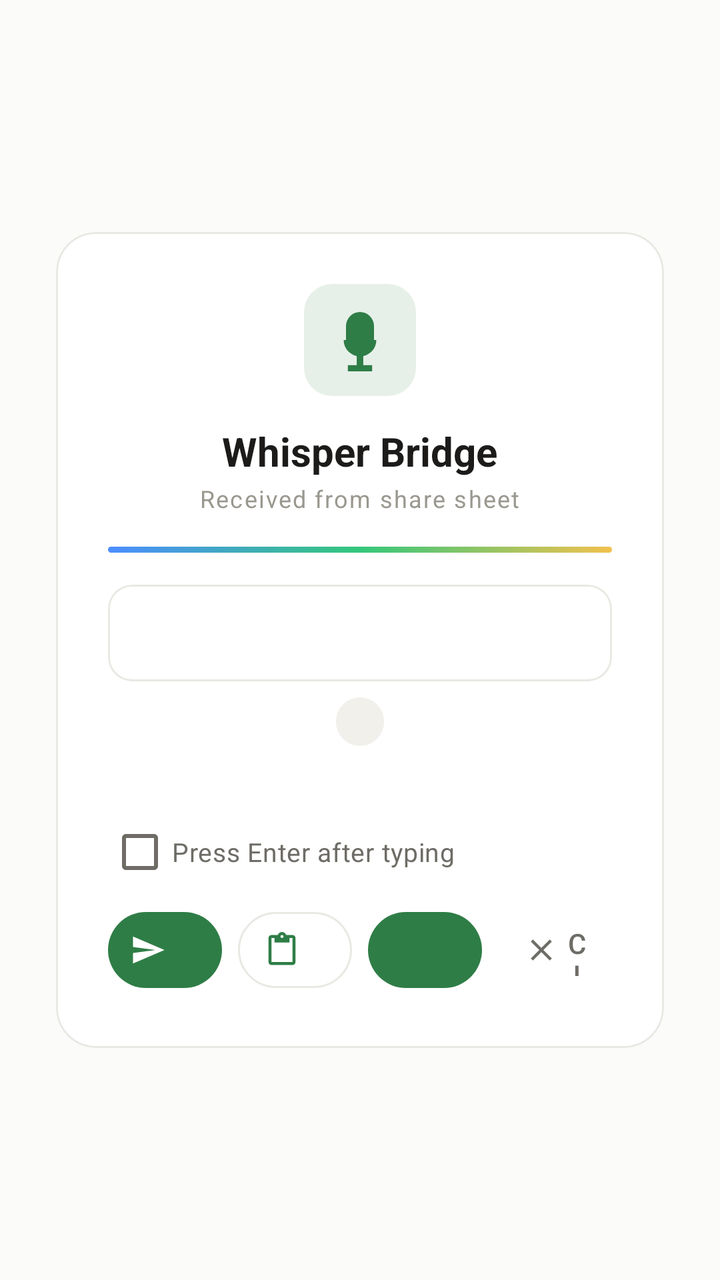
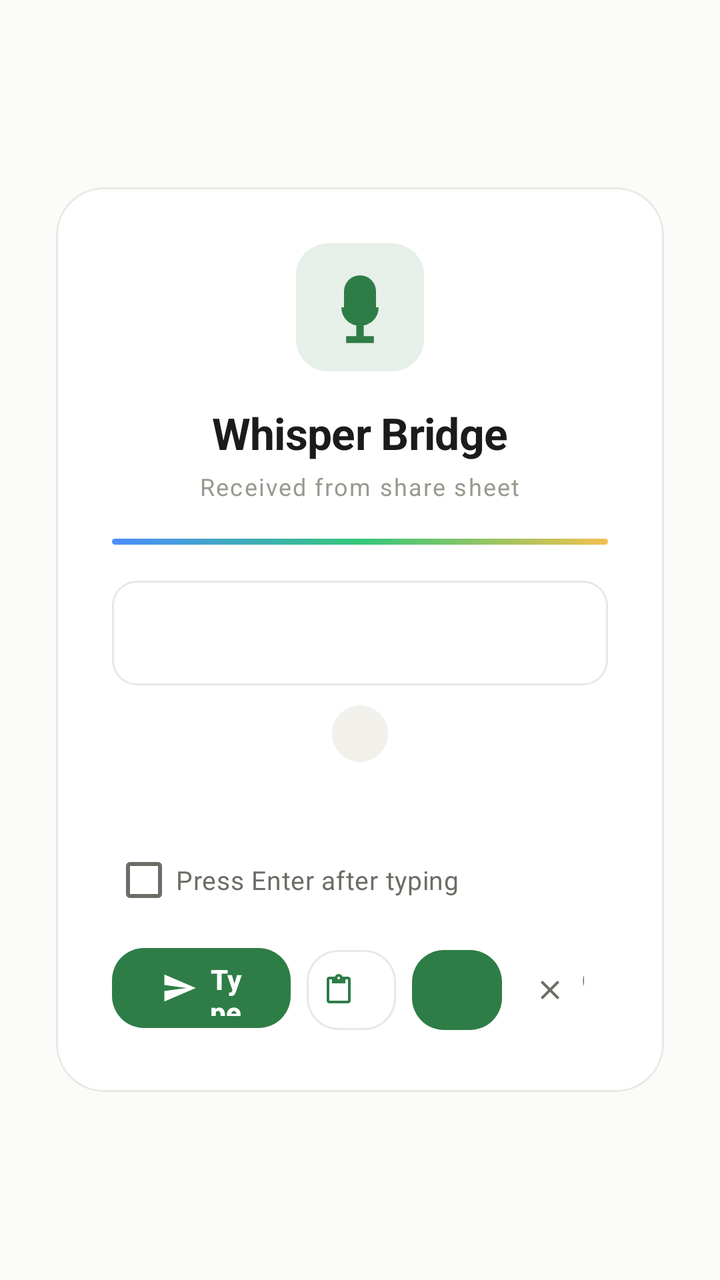

The first picture is an Android layout as it rendered before a commit; the second is the same layout after the commit. The layout source and the unified diff follow.
<!-- AndroidManifest.xml: activity theme Theme.WhisperBridge -->
<!-- res/layout/activity_share_receiver.xml -->
<?xml version="1.0" encoding="utf-8"?>
<LinearLayout xmlns:android="http://schemas.android.com/apk/res/android"
    xmlns:app="http://schemas.android.com/apk/res-auto"
    android:layout_width="match_parent"
    android:layout_height="match_parent"
    android:background="@color/bg"
    android:gravity="center"
    android:orientation="vertical"
    android:padding="28dp">

    <com.google.android.material.card.MaterialCardView
        android:layout_width="match_parent"
        android:layout_height="wrap_content"
        app:cardBackgroundColor="@color/card_bg"
        app:cardCornerRadius="20dp"
        app:cardElevation="0dp"
        app:strokeColor="@color/border"
        app:strokeWidth="1dp">

        <LinearLayout
            android:layout_width="match_parent"
            android:layout_height="wrap_content"
            android:gravity="center_horizontal"
            android:orientation="vertical"
            android:padding="26dp">

            <ImageView
                android:layout_width="56dp"
                android:layout_height="56dp"
                android:src="@drawable/brand_mark" />

            <TextView
                android:layout_width="wrap_content"
                android:layout_height="wrap_content"
                android:layout_marginTop="14dp"
                android:text="Whisper Bridge"
                android:textColor="@color/text_primary"
                android:textSize="20sp"
                android:textStyle="bold" />

            <TextView
                android:layout_width="wrap_content"
                android:layout_height="wrap_content"
                android:layout_marginTop="2dp"
                android:letterSpacing="0.06"
                android:text="Received from share sheet"
                android:textColor="@color/text_tertiary"
                android:textSize="12sp" />

            <View
                android:layout_width="match_parent"
                android:layout_height="3dp"
                android:layout_marginTop="16dp"
                android:background="@drawable/gradient_accent" />

            <com.google.android.material.card.MaterialCardView
                android:layout_width="match_parent"
                android:layout_height="wrap_content"
                android:layout_marginTop="16dp"
                app:cardBackgroundColor="@color/card_bg"
                app:cardCornerRadius="12dp"
                app:cardElevation="0dp"
                app:strokeColor="@color/border"
                app:strokeWidth="1dp">

                <TextView
                    android:id="@+id/tvPreview"
                    android:layout_width="match_parent"
                    android:layout_height="wrap_content"
                    android:maxLines="6"
                    android:padding="14dp"
                    android:scrollbars="vertical"
                    android:textColor="@color/text_primary"
                    android:textSize="15sp" />
            </com.google.android.material.card.MaterialCardView>

            <TextView
                android:id="@+id/tvCharCount"
                android:layout_width="wrap_content"
                android:layout_height="wrap_content"
                android:layout_marginTop="8dp"
                android:background="@drawable/bg_chip"
                android:paddingHorizontal="12dp"
                android:paddingVertical="4dp"
                android:textColor="@color/text_secondary"
                android:textSize="12sp" />

            <ProgressBar
                android:id="@+id/progress"
                style="?android:attr/progressBarStyleSmall"
                android:layout_width="24dp"
                android:layout_height="24dp"
                android:layout_marginTop="14dp"
                android:indeterminateTint="@color/accent"
                android:visibility="gone" />

            <TextView
                android:id="@+id/tvStatus"
                android:layout_width="wrap_content"
                android:layout_height="wrap_content"
                android:layout_marginTop="8dp"
                android:textColor="@color/text_secondary"
                android:textSize="14sp" />

            <CheckBox
                android:id="@+id/cbEnterAfter"
                android:layout_width="match_parent"
                android:layout_height="wrap_content"
                android:layout_marginTop="8dp"
                android:text="Press Enter after typing"
                android:textColor="@color/text_secondary"
                android:textSize="13sp"
                android:buttonTint="@color/accent"
                android:minHeight="36dp" />

            <LinearLayout
                android:layout_width="match_parent"
                android:layout_height="wrap_content"
                android:layout_marginTop="8dp"
                android:orientation="horizontal">

                <com.google.android.material.button.MaterialButton
                    android:id="@+id/btnSend"
                    android:layout_width="0dp"
                    android:layout_height="46dp"
                    android:layout_weight="1"
                    android:text="Type"
                    android:textSize="14sp"
                    app:backgroundTint="@color/accent"
                    app:cornerRadius="999dp"
                    app:icon="@drawable/ic_send"
                    app:iconGravity="textStart"
                    app:iconTint="@android:color/white"
                    app:shapeAppearanceOverlay="@style/ShapeKomodosPill" />

                <com.google.android.material.button.MaterialButton
                    android:id="@+id/btnClipboard"
                    style="@style/Widget.Material3.Button.OutlinedButton"
                    android:layout_width="0dp"
                    android:layout_height="46dp"
                    android:layout_marginStart="8dp"
                    android:layout_weight="1"
                    android:text="Copy"
                    android:textColor="@color/text_primary"
                    android:textSize="14sp"
                    app:cornerRadius="999dp"
                    app:icon="@drawable/ic_clipboard"
                    app:iconGravity="textStart"
                    app:iconTint="@color/accent"
                    app:shapeAppearanceOverlay="@style/ShapeKomodosPill"
                    app:strokeColor="@color/border" />

                <com.google.android.material.button.MaterialButton
                    android:id="@+id/btnEnter"
                    android:layout_width="0dp"
                    android:layout_height="46dp"
                    android:layout_marginStart="8dp"
                    android:layout_weight="1"
                    android:text="Enter"
                    android:textColor="@color/accent"
                    android:textSize="14sp"
                    app:cornerRadius="999dp"
                    app:icon="@drawable/ic_check"
                    app:iconGravity="textStart"
                    app:iconTint="@color/accent"
                    app:shapeAppearanceOverlay="@style/ShapeKomodosPill"
                    app:strokeColor="@color/accent" />

                <com.google.android.material.button.MaterialButton
                    android:id="@+id/btnDismiss"
                    style="@style/Widget.Material3.Button.TextButton"
                    android:layout_width="0dp"
                    android:layout_height="46dp"
                    android:layout_marginStart="8dp"
                    android:layout_weight="1"
                    android:text="Close"
                    android:textColor="@color/text_secondary"
                    android:textSize="14sp"
                    app:cornerRadius="999dp"
                    app:icon="@drawable/ic_close"
                    app:iconGravity="textStart"
                    app:iconTint="@color/text_secondary"
                    app:shapeAppearanceOverlay="@style/ShapeKomodosPill" />
            </LinearLayout>
        </LinearLayout>
    </com.google.android.material.card.MaterialCardView>
</LinearLayout>
<!-- resources referenced by this layout -->
<resources>
  <color name="accent">#2E7D46</color>
  <color name="bg">#FBFBF9</color>
  <color name="border">#E9E8E3</color>
  <color name="card_bg">#FFFFFF</color>
  <color name="text_primary">#1C1B19</color>
  <color name="text_secondary">#6E6C66</color>
  <color name="text_tertiary">#9A988F</color>
  <!-- drawable bg_chip (drawable) -->
  <?xml version="1.0" encoding="utf-8"?>
  <shape xmlns:android="http://schemas.android.com/apk/res/android"
      android:shape="rectangle">
      <corners android:radius="999dp" />
      <solid android:color="@color/chip_bg" />
  </shape>
  <!-- drawable gradient_accent (drawable) -->
  <?xml version="1.0" encoding="utf-8"?>
  <shape xmlns:android="http://schemas.android.com/apk/res/android"
      android:shape="rectangle">
      <corners android:radius="2dp" />
      <gradient
          android:type="linear"
          android:angle="0"
          android:startColor="@color/grad_blue"
          android:centerColor="@color/grad_green"
          android:endColor="@color/grad_amber" />
  </shape>
  <!-- drawable ic_check (drawable) -->
  <?xml version="1.0" encoding="utf-8"?>
  <vector xmlns:android="http://schemas.android.com/apk/res/android"
      android:width="24dp" android:height="24dp"
      android:viewportWidth="24" android:viewportHeight="24">
      <path android:fillColor="@color/text_secondary"
          android:pathData="M9,16.17 L4.83,12 l-1.42,1.41 L9,19 L21,7 l-1.41,-1.41 z" />
  </vector>
  <!-- drawable ic_clipboard (drawable) -->
  <?xml version="1.0" encoding="utf-8"?>
  <vector xmlns:android="http://schemas.android.com/apk/res/android"
      android:width="24dp" android:height="24dp"
      android:viewportWidth="24" android:viewportHeight="24">
      <path android:fillColor="@color/text_secondary"
          android:pathData="M19,2 h-4.18 C14.4,0.84 13.3,0 12,0 c-1.3,0 -2.4,0.84 -2.82,2 H5 c-1.1,0 -2,0.9 -2,2 v16 c0,1.1 0.9,2 2,2 h14 c1.1,0 2,-0.9 2,-2 V4 c0,-1.1 -0.9,-2 -2,-2 z m-7,0 c0.55,0 1,0.45 1,1 s-0.45,1 -1,1 s-1,-0.45 -1,-1 s0.45,-1 1,-1 z m7,18 H5 V4 h2 v3 h10 V4 h2 v16 z" />
  </vector>
  <!-- drawable ic_close (drawable) -->
  <?xml version="1.0" encoding="utf-8"?>
  <vector xmlns:android="http://schemas.android.com/apk/res/android"
      android:width="24dp" android:height="24dp"
      android:viewportWidth="24" android:viewportHeight="24">
      <path android:fillColor="@color/text_secondary"
          android:pathData="M19,6.41 L17.59,5 L12,10.59 L6.41,5 L5,6.41 L10.59,12 L5,17.59 L6.41,19 L12,13.41 L17.59,19 L19,17.59 L13.41,12 z" />
  </vector>
  <!-- drawable ic_send (drawable) -->
  <?xml version="1.0" encoding="utf-8"?>
  <vector xmlns:android="http://schemas.android.com/apk/res/android"
      android:width="24dp" android:height="24dp"
      android:viewportWidth="24" android:viewportHeight="24">
      <path android:fillColor="@color/text_secondary"
          android:pathData="M2.01,21 L23,12 L2.01,3 L2,10 l15,2 -15,2 z" />
  </vector>
  <style name="ShapeKomodosPill">
          <item name="cornerFamily">rounded</item>
          <item name="cornerSize">50%</item>
      </style>
  <color name="chip_bg">#F1F0EB</color>
  <color name="green_soft">#E6F0E8</color>
  <color name="grad_blue">#4C8DFF</color>
  <color name="grad_green">#34C77B</color>
  <color name="grad_amber">#F2C14E</color>
  <color name="on_neutral">#FFFFFF</color>
  <color name="green_text">#2E7D46</color>
  <color name="surface">#F6F6F3</color>
  <!-- unchanged entries left out for length: 2 -->
</resources>

<!-- the commit's change to res/layout/activity_share_receiver.xml (unified diff, before → after) -->
@@ -12,7 +12,7 @@
         android:layout_width="match_parent"
         android:layout_height="wrap_content"
         app:cardBackgroundColor="@color/card_bg"
-        app:cardCornerRadius="20dp"
+        app:cardCornerRadius="24dp"
         app:cardElevation="0dp"
         app:strokeColor="@color/border"
         app:strokeWidth="1dp">
@@ -22,26 +22,28 @@
             android:layout_height="wrap_content"
             android:gravity="center_horizontal"
             android:orientation="vertical"
-            android:padding="26dp">
+            android:padding="28dp">
 
             <ImageView
-                android:layout_width="56dp"
-                android:layout_height="56dp"
-                android:src="@drawable/brand_mark" />
+                android:layout_width="64dp"
+                android:layout_height="64dp"
+                android:src="@drawable/brand_mark"
+                android:contentDescription="Whisper Bridge" />
 
             <TextView
                 android:layout_width="wrap_content"
                 android:layout_height="wrap_content"
-                android:layout_marginTop="14dp"
+                android:layout_marginTop="16dp"
                 android:text="Whisper Bridge"
                 android:textColor="@color/text_primary"
-                android:textSize="20sp"
-                android:textStyle="bold" />
+                android:textSize="22sp"
+                android:textStyle="bold"
+                android:letterSpacing="-0.01" />
 
             <TextView
                 android:layout_width="wrap_content"
                 android:layout_height="wrap_content"
-                android:layout_marginTop="2dp"
+                android:layout_marginTop="4dp"
                 android:letterSpacing="0.06"
                 android:text="Received from share sheet"
                 android:textColor="@color/text_tertiary"
@@ -50,47 +52,44 @@
             <View
                 android:layout_width="match_parent"
                 android:layout_height="3dp"
-                android:layout_marginTop="16dp"
+                android:layout_marginTop="18dp"
                 android:background="@drawable/gradient_accent" />
 
-            <com.google.android.material.card.MaterialCardView
+            <FrameLayout
                 android:layout_width="match_parent"
                 android:layout_height="wrap_content"
-                android:layout_marginTop="16dp"
-                app:cardBackgroundColor="@color/card_bg"
-                app:cardCornerRadius="12dp"
-                app:cardElevation="0dp"
-                app:strokeColor="@color/border"
-                app:strokeWidth="1dp">
+                android:layout_marginTop="18dp"
+                android:background="@drawable/bg_field_round"
+                android:padding="16dp">
 
                 <TextView
                     android:id="@+id/tvPreview"
                     android:layout_width="match_parent"
                     android:layout_height="wrap_content"
-                    android:maxLines="6"
-                    android:padding="14dp"
-                    android:scrollbars="vertical"
+                    android:maxLines="8"
                     android:textColor="@color/text_primary"
-                    android:textSize="15sp" />
-            </com.google.android.material.card.MaterialCardView>
+                    android:textSize="15sp"
+                    android:lineSpacingExtra="3dp" />
+            </FrameLayout>
 
             <TextView
                 android:id="@+id/tvCharCount"
                 android:layout_width="wrap_content"
                 android:layout_height="wrap_content"
-                android:layout_marginTop="8dp"
+                android:layout_marginTop="10dp"
                 android:background="@drawable/bg_chip"
-                android:paddingHorizontal="12dp"
-                android:paddingVertical="4dp"
+                android:paddingHorizontal="14dp"
+                android:paddingVertical="6dp"
                 android:textColor="@color/text_secondary"
-                android:textSize="12sp" />
+                android:textSize="12sp"
+                android:textStyle="bold" />
 
             <ProgressBar
                 android:id="@+id/progress"
                 style="?android:attr/progressBarStyleSmall"
                 android:layout_width="24dp"
                 android:layout_height="24dp"
-                android:layout_marginTop="14dp"
+                android:layout_marginTop="16dp"
                 android:indeterminateTint="@color/accent"
                 android:visibility="gone" />
 
@@ -98,7 +97,7 @@
                 android:id="@+id/tvStatus"
                 android:layout_width="wrap_content"
                 android:layout_height="wrap_content"
-                android:layout_marginTop="8dp"
+                android:layout_marginTop="10dp"
                 android:textColor="@color/text_secondary"
                 android:textSize="14sp" />
 
@@ -106,81 +105,93 @@
                 android:id="@+id/cbEnterAfter"
                 android:layout_width="match_parent"
                 android:layout_height="wrap_content"
-                android:layout_marginTop="8dp"
+                android:layout_marginTop="10dp"
                 android:text="Press Enter after typing"
                 android:textColor="@color/text_secondary"
                 android:textSize="13sp"
                 android:buttonTint="@color/accent"
-                android:minHeight="36dp" />
+                android:minHeight="40dp" />
 
             <LinearLayout
                 android:layout_width="match_parent"
                 android:layout_height="wrap_content"
-                android:layout_marginTop="8dp"
+                android:layout_marginTop="10dp"
                 android:orientation="horizontal">
 
                 <com.google.android.material.button.MaterialButton
                     android:id="@+id/btnSend"
                     android:layout_width="0dp"
-                    android:layout_height="46dp"
-                    android:layout_weight="1"
+                    android:layout_height="48dp"
+                    android:layout_weight="2"
                     android:text="Type"
                     android:textSize="14sp"
+                    android:textStyle="bold"
                     app:backgroundTint="@color/accent"
-                    app:cornerRadius="999dp"
+                    app:cornerRadius="16dp"
                     app:icon="@drawable/ic_send"
                     app:iconGravity="textStart"
+                    app:iconSize="18dp"
+                    app:iconPadding="6dp"
                     app:iconTint="@android:color/white"
-                    app:shapeAppearanceOverlay="@style/ShapeKomodosPill" />
+                    app:shapeAppearanceOverlay="@style/ShapeAppearance.Material3.Corner.Medium" />
 
                 <com.google.android.material.button.MaterialButton
                     android:id="@+id/btnClipboard"
                     style="@style/Widget.Material3.Button.OutlinedButton"
                     android:layout_width="0dp"
-                    android:layout_height="46dp"
+                    android:layout_height="48dp"
                     android:layout_marginStart="8dp"
                     android:layout_weight="1"
                     android:text="Copy"
                     android:textColor="@color/text_primary"
-                    android:textSize="14sp"
-                    app:cornerRadius="999dp"
+                    android:textSize="13sp"
+                    android:textStyle="bold"
+                    app:cornerRadius="16dp"
                     app:icon="@drawable/ic_clipboard"
                     app:iconGravity="textStart"
+                    app:iconSize="16dp"
+                    app:iconPadding="4dp"
                     app:iconTint="@color/accent"
-                    app:shapeAppearanceOverlay="@style/ShapeKomodosPill"
+                    app:shapeAppearanceOverlay="@style/ShapeAppearance.Material3.Corner.Medium"
                     app:strokeColor="@color/border" />
 
                 <com.google.android.material.button.MaterialButton
                     android:id="@+id/btnEnter"
                     android:layout_width="0dp"
-                    android:layout_height="46dp"
+                    android:layout_height="48dp"
                     android:layout_marginStart="8dp"
                     android:layout_weight="1"
                     android:text="Enter"
                     android:textColor="@color/accent"
-                    android:textSize="14sp"
-                    app:cornerRadius="999dp"
-                    app:icon="@drawable/ic_check"
+                    android:textSize="13sp"
+                    android:textStyle="bold"
+                    app:cornerRadius="16dp"
+                    app:icon="@drawable/ic_enter"
                     app:iconGravity="textStart"
+                    app:iconSize="16dp"
+                    app:iconPadding="4dp"
                     app:iconTint="@color/accent"
-                    app:shapeAppearanceOverlay="@style/ShapeKomodosPill"
+                    app:shapeAppearanceOverlay="@style/ShapeAppearance.Material3.Corner.Medium"
                     app:strokeColor="@color/accent" />
 
                 <com.google.android.material.button.MaterialButton
                     android:id="@+id/btnDismiss"
                     style="@style/Widget.Material3.Button.TextButton"
                     android:layout_width="0dp"
-                    android:layout_height="46dp"
+                    android:layout_height="48dp"
                     android:layout_marginStart="8dp"
                     android:layout_weight="1"
                     android:text="Close"
                     android:textColor="@color/text_secondary"
-                    android:textSize="14sp"
-                    app:cornerRadius="999dp"
+                    android:textSize="13sp"
+                    android:textStyle="bold"
+                    app:cornerRadius="16dp"
                     app:icon="@drawable/ic_close"
                     app:iconGravity="textStart"
+                    app:iconSize="16dp"
+                    app:iconPadding="4dp"
                     app:iconTint="@color/text_secondary"
-                    app:shapeAppearanceOverlay="@style/ShapeKomodosPill" />
+                    app:shapeAppearanceOverlay="@style/ShapeAppearance.Material3.Corner.Medium" />
             </LinearLayout>
         </LinearLayout>
     </com.google.android.material.card.MaterialCardView>
<!-- resource entries referenced after the edit -->
@@ -14,6 +14,24 @@
       <corners android:radius="999dp" />
       <solid android:color="@color/chip_bg" />
   </shape>
+  <!-- drawable bg_field_round (drawable) -->
+  <?xml version="1.0" encoding="utf-8"?>
+  <selector xmlns:android="http://schemas.android.com/apk/res/android">
+      <item android:state_focused="true">
+          <shape android:shape="rectangle">
+              <corners android:radius="12dp" />
+              <solid android:color="@color/card_bg" />
+              <stroke android:width="1.5dp" android:color="@color/accent" />
+          </shape>
+      </item>
+      <item>
+          <shape android:shape="rectangle">
+              <corners android:radius="12dp" />
+              <solid android:color="@color/card_bg" />
+              <stroke android:width="1dp" android:color="@color/border" />
+          </shape>
+      </item>
+  </selector>
   <!-- drawable gradient_accent (drawable) -->
   <?xml version="1.0" encoding="utf-8"?>
   <shape xmlns:android="http://schemas.android.com/apk/res/android"
@@ -26,14 +44,6 @@
           android:centerColor="@color/grad_green"
           android:endColor="@color/grad_amber" />
   </shape>
-  <!-- drawable ic_check (drawable) -->
-  <?xml version="1.0" encoding="utf-8"?>
-  <vector xmlns:android="http://schemas.android.com/apk/res/android"
-      android:width="24dp" android:height="24dp"
-      android:viewportWidth="24" android:viewportHeight="24">
-      <path android:fillColor="@color/text_secondary"
-          android:pathData="M9,16.17 L4.83,12 l-1.42,1.41 L9,19 L21,7 l-1.41,-1.41 z" />
-  </vector>
   <!-- drawable ic_clipboard (drawable) -->
   <?xml version="1.0" encoding="utf-8"?>
   <vector xmlns:android="http://schemas.android.com/apk/res/android"
@@ -50,6 +60,17 @@
       <path android:fillColor="@color/text_secondary"
           android:pathData="M19,6.41 L17.59,5 L12,10.59 L6.41,5 L5,6.41 L10.59,12 L5,17.59 L6.41,19 L12,13.41 L17.59,19 L19,17.59 L13.41,12 z" />
   </vector>
+  <!-- drawable ic_enter (drawable) -->
+  <?xml version="1.0" encoding="utf-8"?>
+  <vector xmlns:android="http://schemas.android.com/apk/res/android"
+      android:width="24dp"
+      android:height="24dp"
+      android:viewportWidth="24"
+      android:viewportHeight="24">
+      <path
+          android:fillColor="#FF000000"
+          android:pathData="M19,7v4H5.83l3.58,-3.59L8,6l-6,6 6,6 1.41,-1.41L5.83,13H21V7h-2z" />
+  </vector>
   <!-- drawable ic_send (drawable) -->
   <?xml version="1.0" encoding="utf-8"?>
   <vector xmlns:android="http://schemas.android.com/apk/res/android"
@@ -58,10 +79,6 @@
       <path android:fillColor="@color/text_secondary"
           android:pathData="M2.01,21 L23,12 L2.01,3 L2,10 l15,2 -15,2 z" />
   </vector>
-  <style name="ShapeKomodosPill">
-          <item name="cornerFamily">rounded</item>
-          <item name="cornerSize">50%</item>
-      </style>
   <color name="chip_bg">#F1F0EB</color>
   <color name="green_soft">#E6F0E8</color>
   <color name="grad_blue">#4C8DFF</color>
